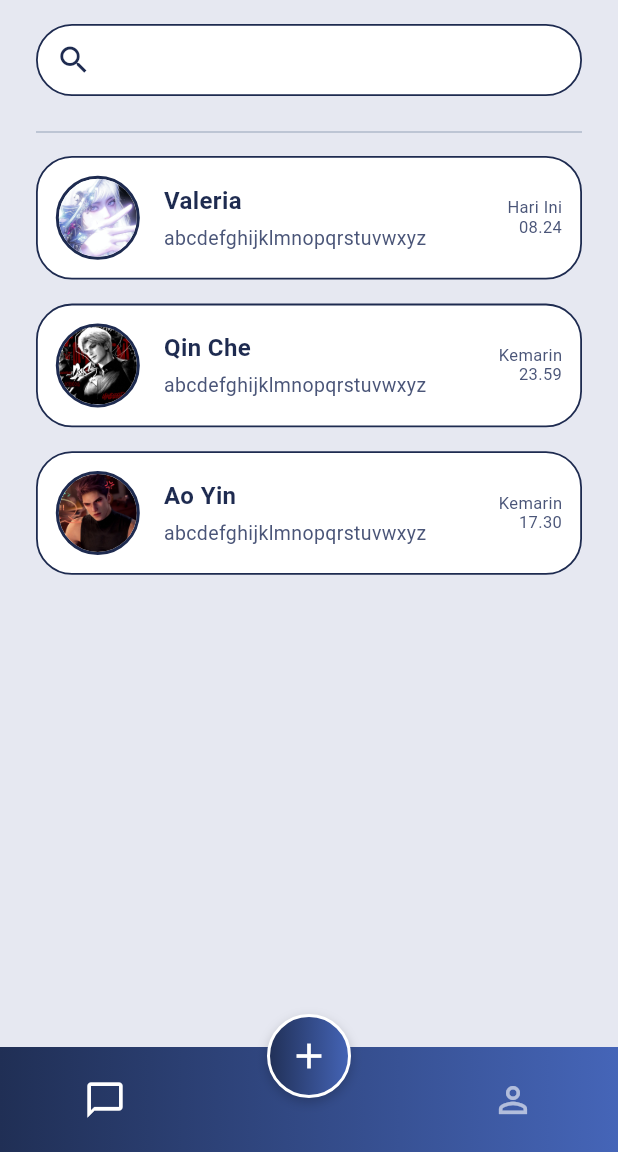
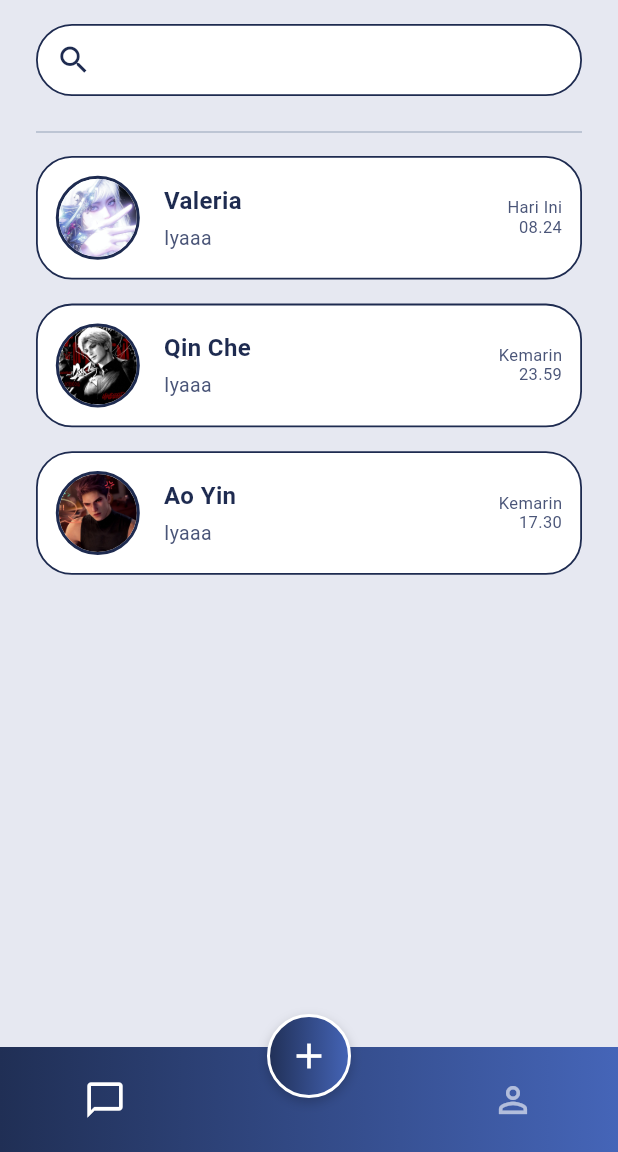
Before and after one commit to LintarKT/brudy_apps, a Flutter app: the DashboardChatPage screen opened directly, on a phone screen of 412 x 824 dp, the part 84-1236 px from its top. Run offline on Flutter 3.47's test engine with Material 3 defaults, Android fonts, the phone set to English and light mode, and no system bars.

Commit message:
Menambahkan file gambar

```diff
--- a/lib/chatroom_page.dart
+++ b/lib/chatroom_page.dart
@@ -25,8 +25,7 @@ class _ChatRoomPageState extends State<ChatRoomPage> {
     {'sender': 'me', 'message': 'Halooo', 'time': '08.26'},
     {
       'sender': 'peer',
-      'message':
-          'xxxxxxxxxxxxxxxxxxxxxxxxxxxxxxxxxxxxxxxxxxxxxxxxxxxxxxxxxxxxxxxx',
+      'message': 'Kamu dari UIN Salatiga ya?',
       'time': '08.28',
     },
     {'sender': 'me', 'message': 'Iyaaa', 'time': '08.30'},
--- a/lib/dashboard_chat.dart
+++ b/lib/dashboard_chat.dart
@@ -14,19 +14,19 @@ class _DashboardChatPageState extends State<DashboardChatPage> {
   final _chatList = [
     {
       'name': 'Valeria',
-      'message': 'abcdefghijklmnopqrstuvwxyz',
+      'message': 'Iyaaa',
       'time': 'Hari Ini\n08.24',
       'image': 'assets/images/valeria.jpeg', // Sesuaikan asset gambar jika ada
     },
     {
       'name': 'Qin Che',
-      'message': 'abcdefghijklmnopqrstuvwxyz',
+      'message': 'Iyaaa',
       'time': 'Kemarin\n23.59',
       'image': 'assets/images/qinche.jpeg',
     },
     {
       'name': 'Ao Yin',
-      'message': 'abcdefghijklmnopqrstuvwxyz',
+      'message': 'Iyaaa',
       'time': 'Kemarin\n17.30',
       'image': 'assets/images/aoyin.jpeg',
     },
```
Also changed, not shown: assets/images/adawong.jpeg (added), assets/images/cat.jpeg (added), assets/images/chris.jpeg (added), assets/images/claire.jpeg (added), assets/images/graves.jpeg (added), assets/images/kate.jpeg (added), assets/images/leon.jpeg (added), assets/images/sherry.jpeg (added), assets/images/xavier.jpeg (added).
